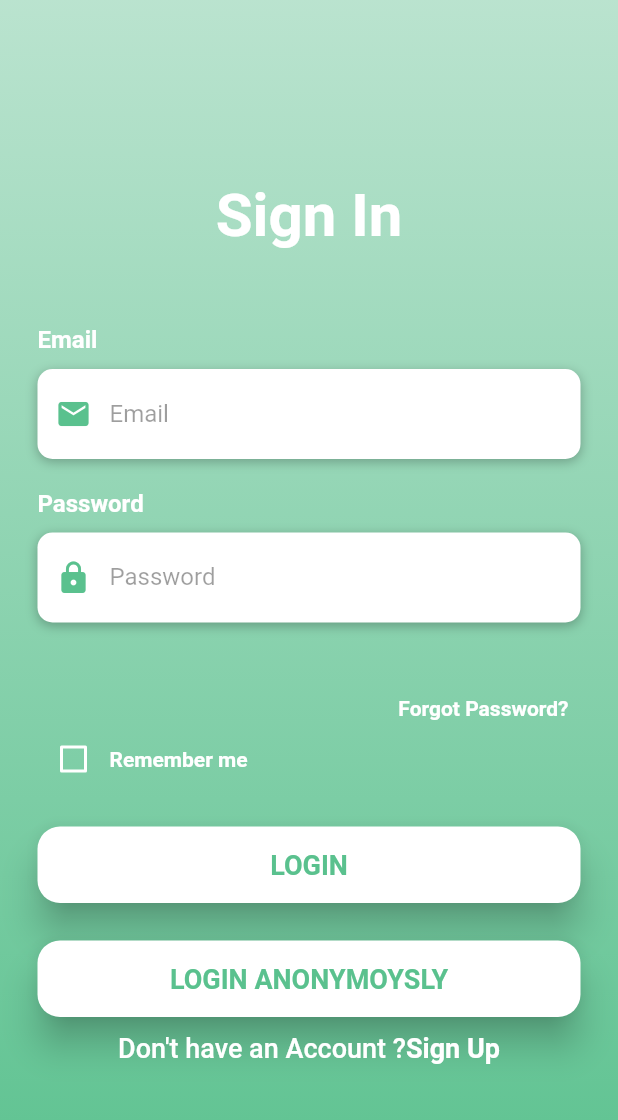
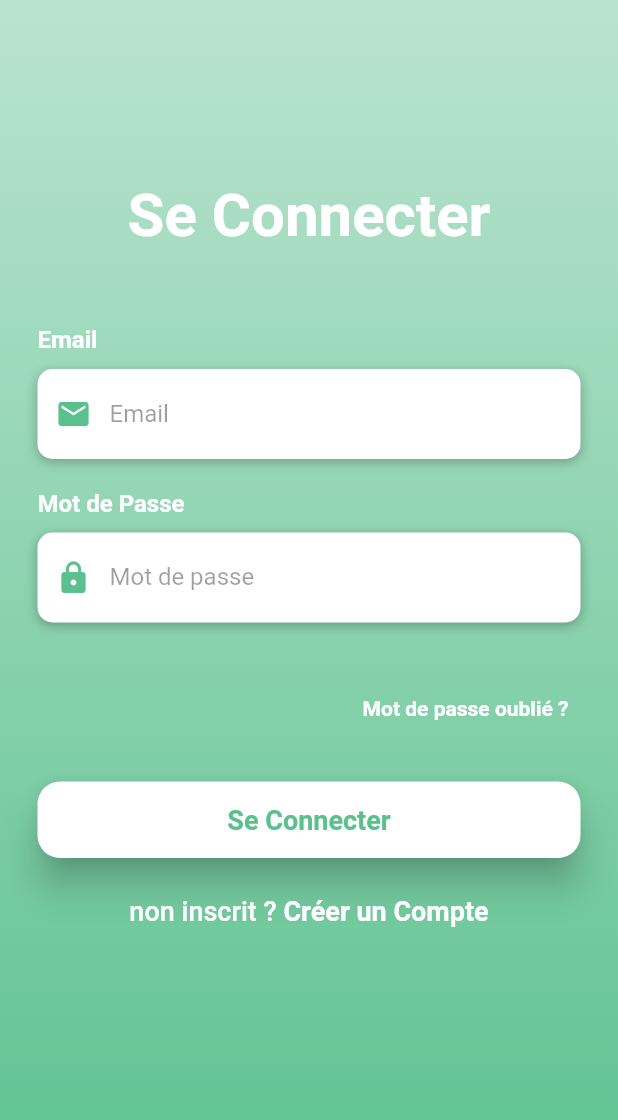
Before and after one commit to hamzaboulandoum/School_PickUp, a Flutter app: the screen it shows after launch, on a phone screen of 412 x 824 dp. Shown: the top 1120 px of the screen. Run offline on Flutter 3.47's test engine with Material 2 defaults, Android fonts, the phone set to English and light mode, and no system bars; our stand-ins replace cloud_firestore, firebase_auth, firebase_core, geocoding, geolocator, google_maps_flutter; accounts and stored records are empty.

Commit message:
Commit Login and Sign Up in French Ready To Use

```diff
--- a/lib/authentication/login_page.dart
+++ b/lib/authentication/login_page.dart
@@ -106,7 +106,7 @@ class _LoginPageState extends State<LoginPage> {
       crossAxisAlignment: CrossAxisAlignment.start,
       children: <Widget>[
         const Text(
-          'Password',
+          'Mot de Passe',
           style: TextStyle(
             color: Colors.white,
             fontSize: 16,
@@ -145,7 +145,7 @@ class _LoginPageState extends State<LoginPage> {
                   Icons.lock,
                   color: Color(0xff5ac18e),
                 ),
-                hintText: 'Password',
+                hintText: 'Mot de passe',
                 hintStyle: TextStyle(
                   color: Colors.black38,
                 )),
@@ -163,7 +163,7 @@ class _LoginPageState extends State<LoginPage> {
           //you need to implement this later broski
         },
         child: const Text(
-          'Forgot Password?',
+          'Mot de passe oublié ?',
           style: TextStyle(
             color: Colors.white,
             fontWeight: FontWeight.bold,
@@ -232,7 +232,7 @@ class _LoginPageState extends State<LoginPage> {
         ),
 
         child: const Text(
-          'LOGIN',
+          'Se Connecter',
           style: TextStyle(
             color: Color(0xff5ac18e),
             fontSize: 18,
@@ -295,7 +295,7 @@ class _LoginPageState extends State<LoginPage> {
         text: const TextSpan(
           children: [
             TextSpan(
-              text: 'Don\'t have an Account ?',
+              text: 'non inscrit ? ',
               style: TextStyle(
                 color: Colors.white,
                 fontSize: 18,
@@ -303,7 +303,7 @@ class _LoginPageState extends State<LoginPage> {
               ),
             ),
             TextSpan(
-              text: 'Sign Up',
+              text: 'Créer un Compte',
               style: TextStyle(
                 color: Colors.white,
                 fontSize: 18,
@@ -351,7 +351,7 @@ class _LoginPageState extends State<LoginPage> {
                     mainAxisAlignment: MainAxisAlignment.center,
                     children: <Widget>[
                       const Text(
-                        'Sign In',
+                        'Se Connecter',
                         style: TextStyle(
                           color: Colors.white,
                           fontSize: 40,
@@ -372,11 +372,11 @@ class _LoginPageState extends State<LoginPage> {
                         ),
                       ),
                       buildForgotPasswordButton(),
-                      buildrememberCb(),
-                      const SizedBox(height: 10),
+                      //buildrememberCb(),
+                      //const SizedBox(height: 10),
                       buildLoginBtn(),
-                      buildLoginAnonymouslyBtn(),
-                      const SizedBox(height: 10),
+                      //buildLoginAnonymouslyBtn(),
+                      //const SizedBox(height: 10),
                       buildGoToSignUpBtn(),
                     ],
                   ),
--- a/lib/authentication/sign_up_page.dart
+++ b/lib/authentication/sign_up_page.dart
@@ -46,7 +46,6 @@ class _SignUpPageState extends State<SignUpPage> {
   GeoPoint location = const GeoPoint(0, 0);
   String address = "";
   bool havegotlocation = false;
-
   //Create User Future
   Future<void> createUser() async {
     try {
```
